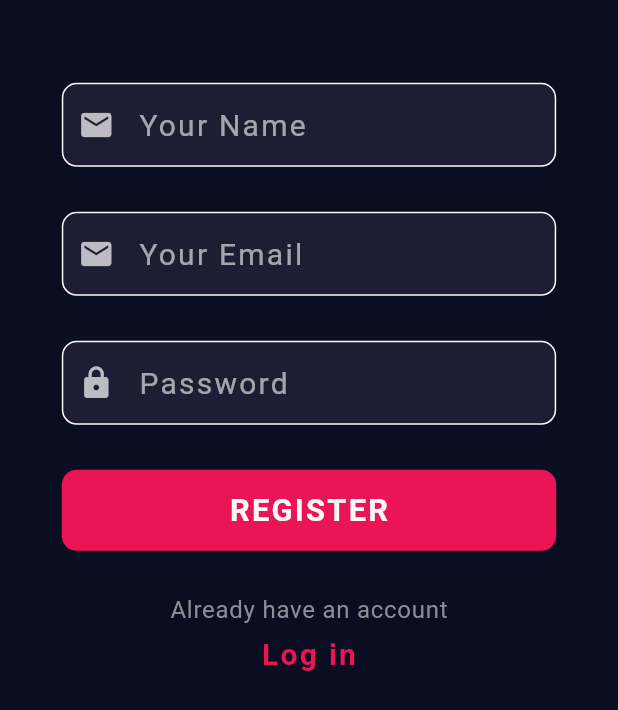
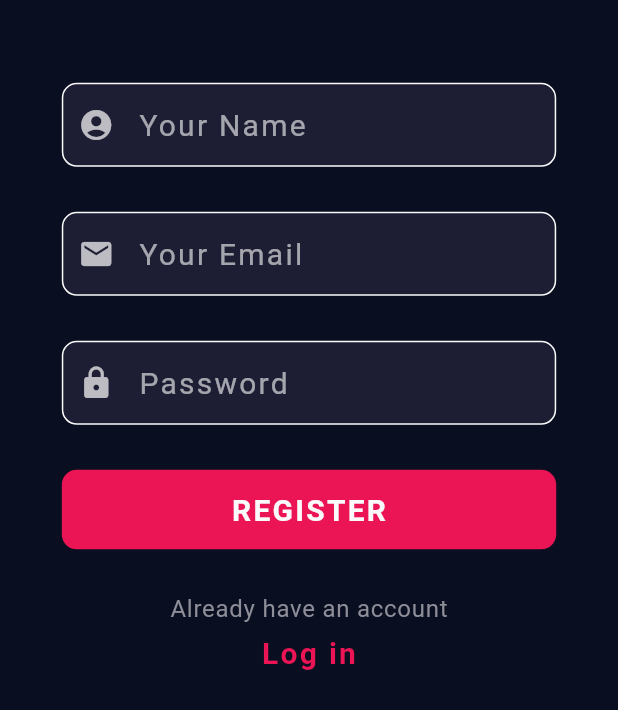
Before and after one commit to warkeljr/bmi-calculator-app, a Flutter app: the RegisterPage screen opened directly, on a phone screen of 412 x 824 dp. Shown: the part 285-995 px from the top of the screen. Run offline on Flutter 3.47's test engine with Material 2 defaults, Android fonts, the phone set to English and light mode, and no system bars; drawn by our look-alikes of delayed_display; our stand-ins replace auto_size_text, cloud_firestore, firebase_auth, firebase_core, flutter_spinkit, font_awesome_flutter and 5 more; missing offline and left inert: dart:ffi, intro_views_flutter; accounts and stored records are empty.

Commit message:
Minor fixes

```diff
--- a/lib/main.dart
+++ b/lib/main.dart
@@ -6,6 +6,7 @@ import 'package:firebase_core/firebase_core.dart';
 import 'package:bmi_calculator_app/services/auth.dart';
 import 'package:bmi_calculator_app/models/user.dart';
 import 'package:bmi_calculator_app/views/onboarding_page.dart';
+
 
 
 // void main() async => runApp(BMICalculator());
--- a/lib/views/history_page.dart
+++ b/lib/views/history_page.dart
@@ -6,6 +6,7 @@ import 'package:bmi_calculator_app/views//input_page.dart';
 import 'package:bmi_calculator_app/services/database.dart';
 import 'package:bmi_calculator_app/models/bmi.dart';
 import 'package:bmi_calculator_app/components/list/bmi_list.dart';
+import 'package:bmi_calculator_app/constants/constants.dart';
 
 
 class HistoryPage extends StatefulWidget {
@@ -26,6 +27,7 @@ class _HistoryPageState extends State<HistoryPage> {
         onWillPop: () => Future.value(false),
         child: Scaffold(
           appBar: AppBar(
+            backgroundColor: kAppbarBackgroundColor,
             leading: IconButton(
                 icon: Icon(Icons.arrow_back),
                 onPressed: () {
--- a/lib/views/register_page.dart
+++ b/lib/views/register_page.dart
@@ -110,7 +110,7 @@ class _RegisterPageState extends State<RegisterPage> {
                                     bottom: 3.0,
                                     right: 10.0),
                                 child: TextField(
-                                  keyboardType: TextInputType.emailAddress,
+                                  keyboardType: TextInputType.name,
                                   onChanged: (value) {
                                     name = value;
                                   },
@@ -119,7 +119,7 @@ class _RegisterPageState extends State<RegisterPage> {
                                     border: InputBorder.none,
                                     hintText: 'Your Name',
                                     hintStyle: TextStyle(letterSpacing: 1.5),
-                                    icon: Icon(Icons.mail),
+                                    icon: Icon(Icons.account_circle),
                                   ),
                                   style: TextStyle(
                                     fontSize: 20,
@@ -224,21 +224,20 @@ class _RegisterPageState extends State<RegisterPage> {
                                 padding: EdgeInsets.symmetric(vertical: 15.0),
                                 shape: RoundedRectangleBorder(borderRadius: BorderRadius.circular(10.0),),
                               ),
-                                child: Text(
+                                child: const Text(
                                   'REGISTER',
                                   style: TextStyle(
                                       letterSpacing: 1.5,
-                                      fontSize:
-                                          SizeConfig.blockSizeVertical! * 2.5,
+                                      fontSize: 20,
                                       fontWeight: FontWeight.bold),
                                 ),
                                 onPressed: () async {
                                   try {
                                     setState(() => loading = true);
-                                    dynamic newUser = await _auth
+                                    dynamic user = await _auth
                                         .createUserWithEmailAndPassword(
                                             email, password, name);
-                                    if (newUser != null) {
+                                    if (user != null) {
                                       Navigator.pushReplacement(
                                           context,
                                           MaterialPageRoute(
```
Also changed, not shown: lib/services/auth.dart (+3 -4 lines), lib/services/current user.txt (added, +18 -0 lines), lib/services/database.dart (+10 -0 lines), lib/views/login_page.dart (+1 -17 lines), lib/views/profile_page.dart (+5 -4 lines), 1 other file.
